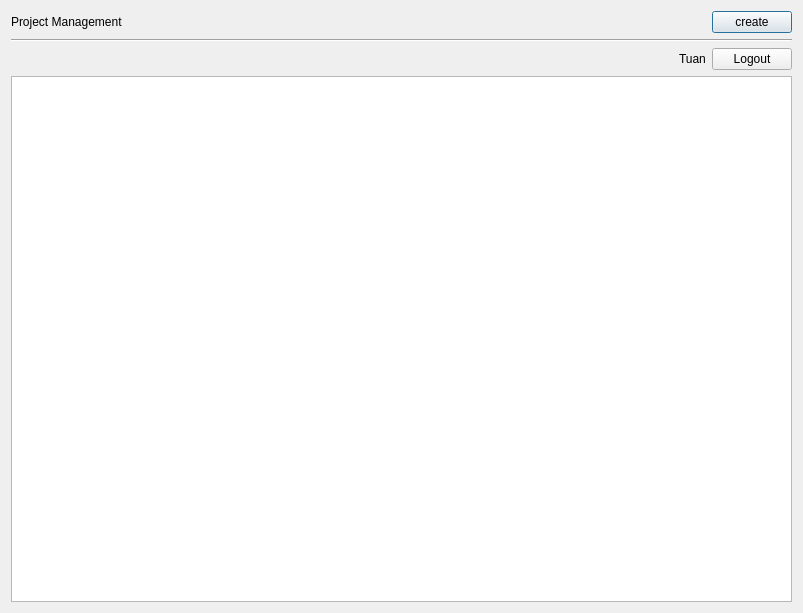
The window that TaskManager/projectlistscreen.ui (letuan279/LTM) describes before a commit, drawn with Qt 5.
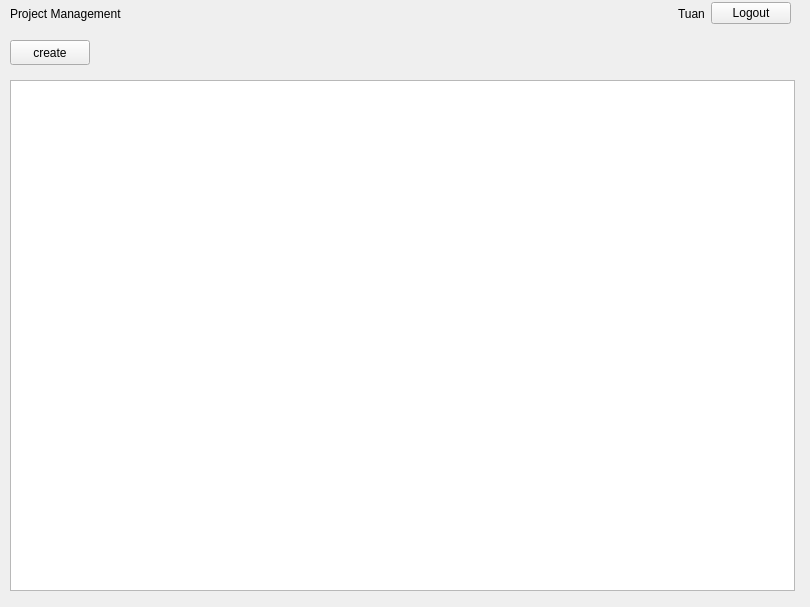
The same window after the commit.

Patch:
```diff
--- a/TaskManager/projectlistscreen.ui
+++ b/TaskManager/projectlistscreen.ui
@@ -1,20 +1,37 @@
 <?xml version="1.0" encoding="UTF-8"?>
 <ui version="4.0">
- <class>projectlistscreen</class>
- <widget class="QDialog" name="projectlistscreen">
+ <class>ProjectListScreen</class>
+ <widget class="QWidget" name="ProjectListScreen">
   <property name="geometry">
    <rect>
     <x>0</x>
     <y>0</y>
-    <width>803</width>
-    <height>613</height>
+    <width>810</width>
+    <height>607</height>
    </rect>
   </property>
   <property name="windowTitle">
    <string>Dialog</string>
   </property>
-  <layout class="QVBoxLayout" name="verticalLayout">
-   <item>
+  <widget class="QTableView" name="project_list">
+   <property name="geometry">
+    <rect>
+     <x>10</x>
+     <y>80</y>
+     <width>785</width>
+     <height>511</height>
+    </rect>
+   </property>
+  </widget>
+  <widget class="QWidget" name="layoutWidget_2">
+   <property name="geometry">
+    <rect>
+     <x>10</x>
+     <y>0</y>
+     <width>781</width>
+     <height>27</height>
+    </rect>
+   </property>
     <layout class="QHBoxLayout" name="horizontalLayout">
      <item>
       <widget class="QLabel" name="label_6">
@@ -37,37 +54,6 @@
       </spacer>
      </item>
      <item>
-      <widget class="QPushButton" name="pushButton_5">
-       <property name="text">
-        <string>create</string>
-       </property>
-      </widget>
-     </item>
-    </layout>
-   </item>
-   <item>
-    <widget class="Line" name="line">
-     <property name="orientation">
-      <enum>Qt::Horizontal</enum>
-     </property>
-    </widget>
-   </item>
-   <item>
-    <layout class="QHBoxLayout" name="horizontalLayout_2">
-     <item>
-      <spacer name="horizontalSpacer_6">
-       <property name="orientation">
-        <enum>Qt::Horizontal</enum>
-       </property>
-       <property name="sizeHint" stdset="0">
-        <size>
-         <width>468</width>
-         <height>20</height>
-        </size>
-       </property>
-      </spacer>
-     </item>
-     <item>
       <widget class="QLabel" name="label_5">
        <property name="text">
         <string>Tuan</string>
@@ -82,11 +68,20 @@
       </widget>
      </item>
     </layout>
-   </item>
-   <item>
-    <widget class="QTableView" name="tableView"/>
-   </item>
-  </layout>
+  </widget>
+  <widget class="QPushButton" name="create_project_btn">
+   <property name="geometry">
+    <rect>
+     <x>10</x>
+     <y>40</y>
+     <width>80</width>
+     <height>25</height>
+    </rect>
+   </property>
+   <property name="text">
+    <string>create</string>
+   </property>
+  </widget>
  </widget>
  <resources/>
  <connections/>
```
Left out of the diff: 2 changed lines with no effect on the pictures. Lines whose indentation alone changed are shown as unchanged.
